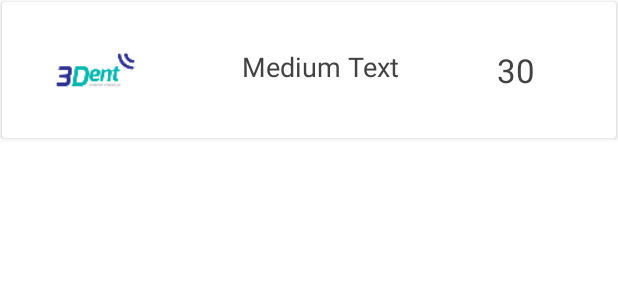
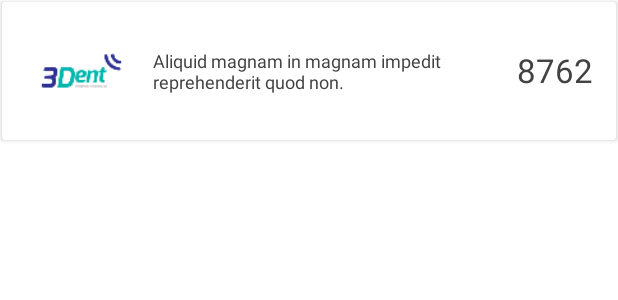
Before and after one commit to andreybeta/A3dent, an Android app: the layout row_rewards.xml on its own in the app's theme, with its tools: preview values and no code run, on a phone screen of 412 x 824 dp. Shown: the top 300 px of the screen. Run offline under Robolectric (Android 15) with nearby library versions, the phone set to English and light mode, and no system bars.

Commit message:
JSon rewards

```diff
--- a/app/src/main/java/com/acarolabs/a3dent/Adapters/PointsAdapter.java
+++ b/app/src/main/java/com/acarolabs/a3dent/Adapters/PointsAdapter.java
@@ -69,6 +69,7 @@ public class PointsAdapter extends RecyclerView.Adapter<PointsAdapter.ViewHolder
             description = (TextView) itemView.findViewById(R.id.txtDescribePoints);
             points = (TextView) itemView.findViewById(R.id.txtPointsPoints);
 
+            /*
             itemView.setOnClickListener(new View.OnClickListener() {
                 @Override
                 public void onClick(View view) {
@@ -86,6 +87,7 @@ public class PointsAdapter extends RecyclerView.Adapter<PointsAdapter.ViewHolder
                 }
             });
 
+*/
 
         }
 
--- a/app/src/main/res/layout/activity_activity2.xml
+++ b/app/src/main/res/layout/activity_activity2.xml
@@ -50,7 +50,4 @@
         />
 
 
-
-
-
 </LinearLayout>
--- a/app/src/main/res/layout/row_rewards.xml
+++ b/app/src/main/res/layout/row_rewards.xml
@@ -24,30 +24,36 @@
 
 
         <ImageView
-            android:layout_width="wrap_content"
+            android:layout_width="0dp"
             android:layout_height="fill_parent"
             android:src="@mipmap/ic_launcher"
             android:id="@+id/imageViewRewards"
-            android:layout_weight="2"
-            android:scaleType="fitCenter" />
+            android:layout_weight="1"
+             />
 
         <TextView
-            android:layout_width="wrap_content"
+            android:layout_width="0dp"
             android:layout_height="wrap_content"
-            android:textAppearance="?android:attr/textAppearanceMedium"
-            android:text="Medium Text"
-            android:gravity="center"
-            android:padding="15dp"
+            android:textSize="12dp"
+
+            android:text="Aliquid magnam in magnam impedit reprehenderit quod non."
+            android:gravity="left"
+            android:paddingTop="15dp"
+            android:paddingBottom="15dp"
+            android:paddingLeft="10dp"
+
             android:id="@+id/txtRewardsDescription"
             android:layout_weight="3" />
 
         <TextView
-            android:layout_width="wrap_content"
+            android:layout_width="0dp"
             android:layout_height="wrap_content"
-            android:padding="15dp"
+            android:paddingTop="15dp"
+            android:paddingBottom="15dp"
             android:textAppearance="?android:attr/textAppearanceLarge"
             android:layout_gravity="right"
-            android:text="30"
+            android:gravity="right"
+            android:text="8762"
             android:id="@+id/txtRewardsPoints"
             android:layout_weight="1" />
     </LinearLayout>
```
Also changed, not shown: app/src/main/java/com/acarolabs/a3dent/Adapters/RewardsAdapter.java (+23 -4 lines), app/src/main/java/com/acarolabs/a3dent/Asyntask/RewardsTask.java (+127 -12 lines), app/src/main/java/com/acarolabs/a3dent/Models/Rewards.java (+39 -20 lines).
